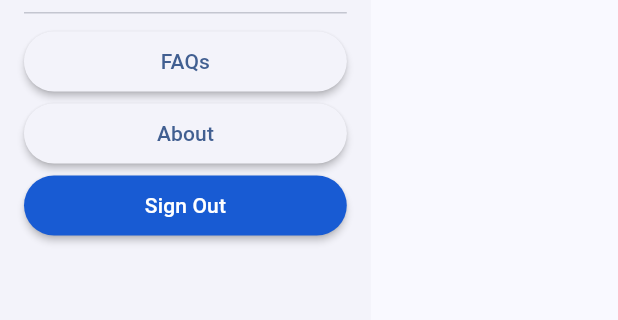
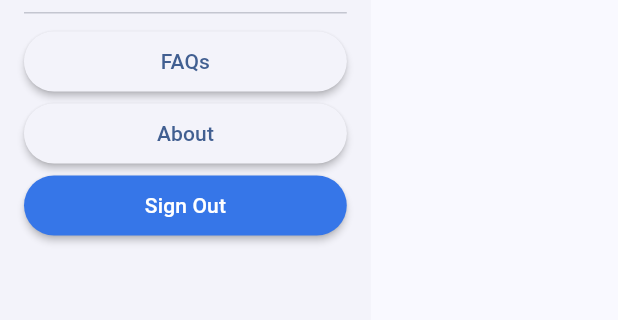
Before and after one commit to 421yet/cleanest, a Flutter app: the SunshineDrawer widget shown alone on an empty page, opened directly with empty values, on a phone screen of 412 x 824 dp, the part 228-548 px from its top. Run offline on Flutter 3.47's test engine with Material 2 defaults, Android fonts, the phone set to English and light mode, and no system bars; our stand-ins replace firebase_auth, firebase_core, firebase_database, firebase_messaging, flex_color_scheme, flutter_local_notifications and 2 more; accounts and stored records are empty.

```diff
--- a/lib/sunshine_drawer.dart
+++ b/lib/sunshine_drawer.dart
@@ -81,7 +81,7 @@ class _SunshineDrawerState extends State<SunshineDrawer> {
         ElevatedButton(
           style: ElevatedButton.styleFrom(
             elevation: 2,
-            backgroundColor: CORNFLOWER_BLUE.darken(20),
+            backgroundColor: CORNFLOWER_BLUE.darken(),
           ),
           onPressed: () {
             setState(() {
```
Also changed, not shown: 2 other files.
